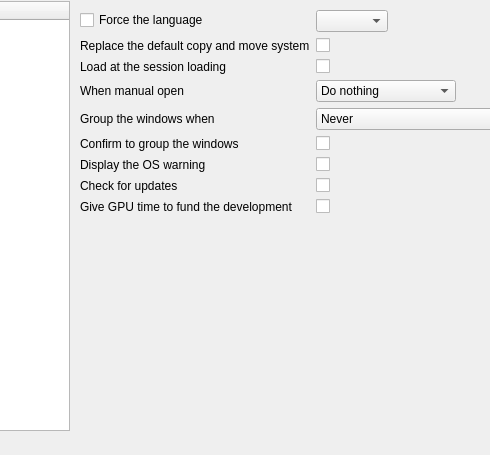
Qt form OptionDialog.ui (alphaonex86/Ultracopier) before a commit; both pictures show x 131 to 621 and y 0 to 455 of the 779 by 455 pixel window.
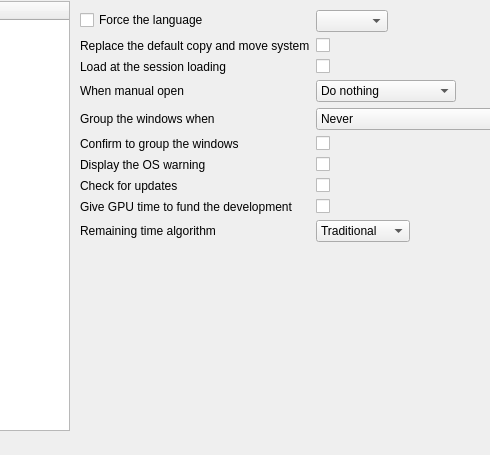
The same form after that commit. Icons and pictures are not drawn.

Commit message: Progress on new remaing time algo, smoe optimisation extracted from the project CatchChallenger

Patch:
```diff
--- a/OptionDialog.ui
+++ b/OptionDialog.ui
@@ -256,6 +256,27 @@
              </property>
             </widget>
            </item>
+           <item row="9" column="0">
+            <widget class="QLabel" name="label_10">
+             <property name="text">
+              <string>Remaining time algorithm</string>
+             </property>
+            </widget>
+           </item>
+           <item row="9" column="1">
+            <widget class="QComboBox" name="remainingTimeAlgorithm">
+             <item>
+              <property name="text">
+               <string>Traditional</string>
+              </property>
+             </item>
+             <item>
+              <property name="text">
+               <string>Logarithmic</string>
+              </property>
+             </item>
+            </widget>
+           </item>
           </layout>
          </item>
          <item>
```
The commit also changes 16 other files.
